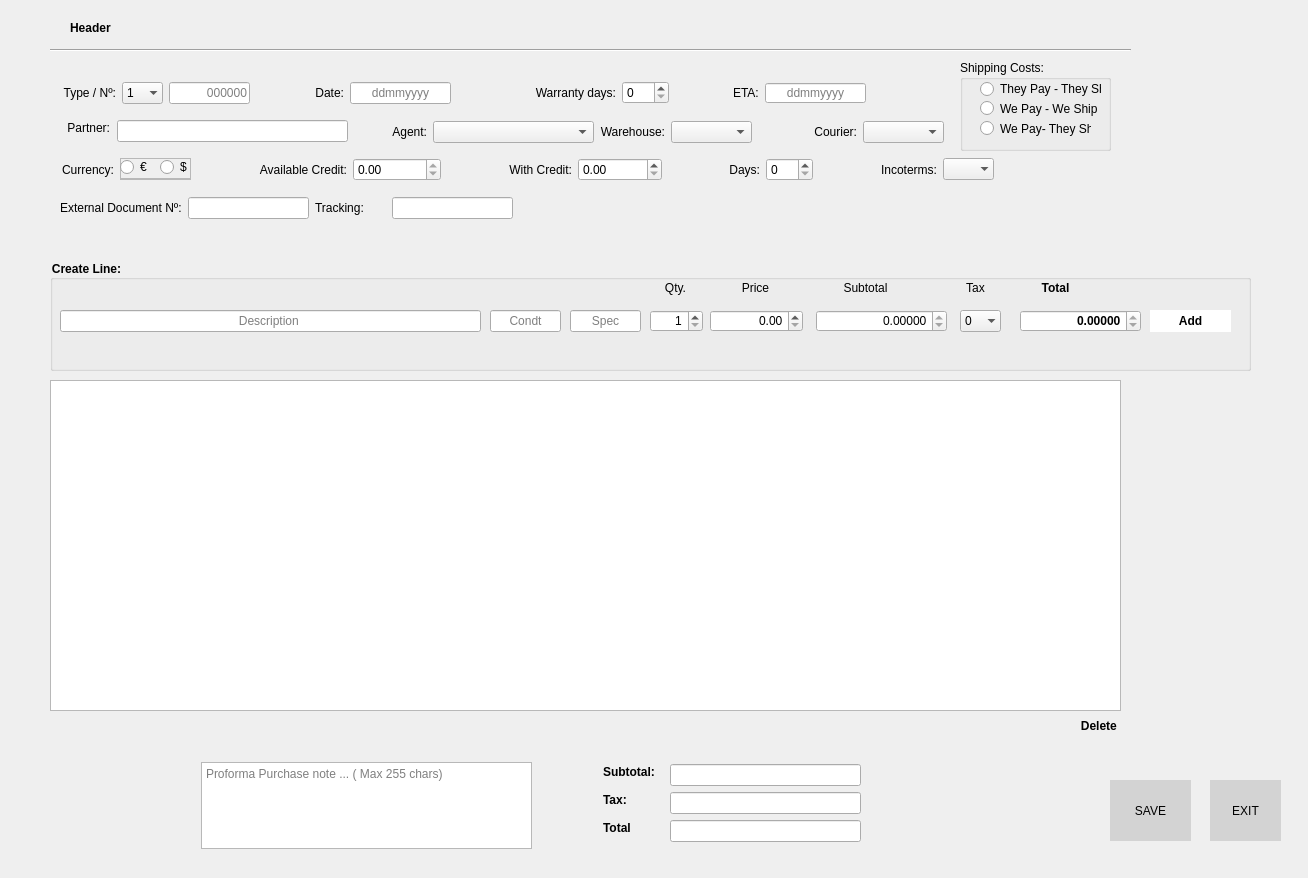
First picture: the form in uis/purchase_proforma_form.ui, repository andrei219/euromedia, before the edit.
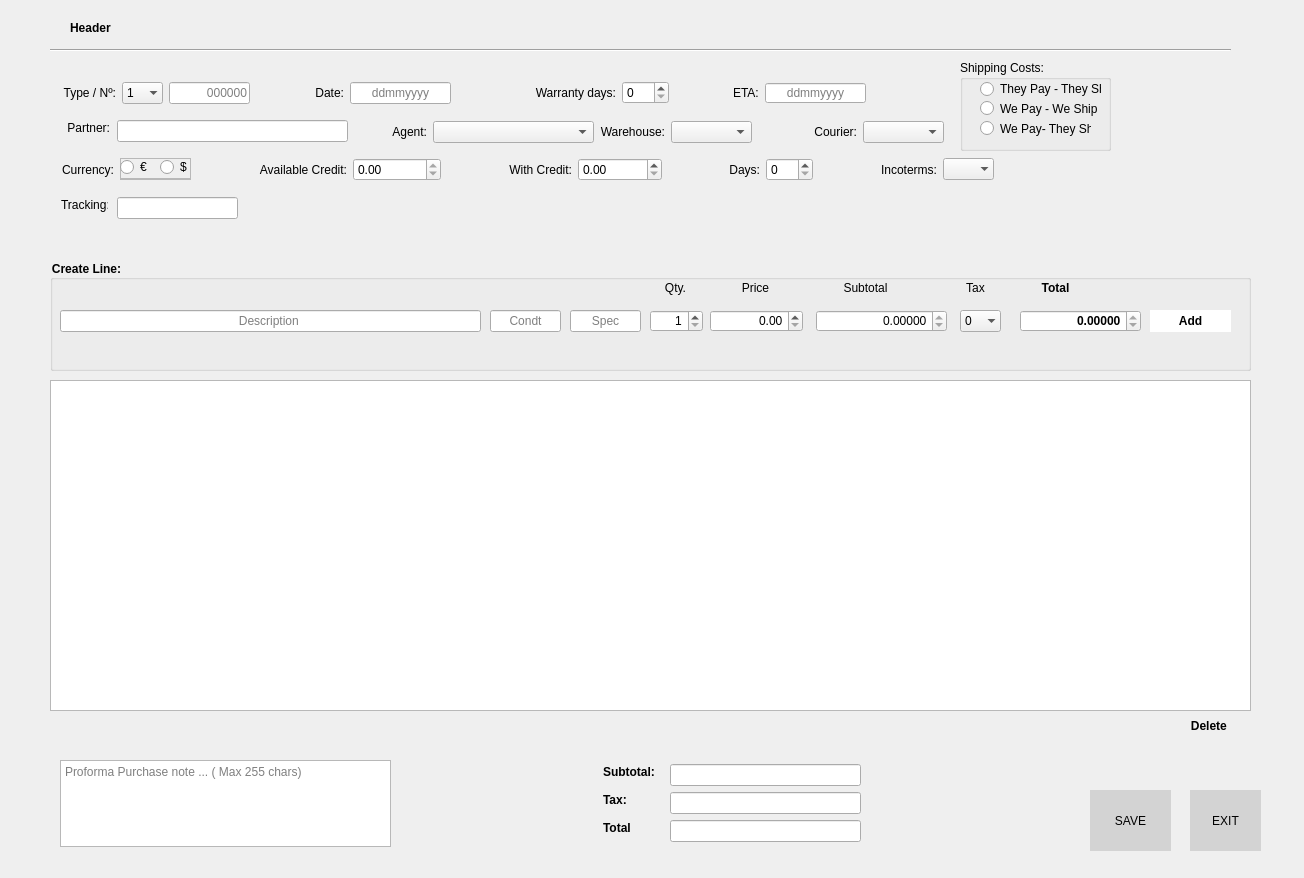
Second picture: the form after the edit. Icons and pictures are not drawn. Custom widgets are drawn as their Qt base class.

Diff of the .ui file:
```diff
--- a/uis/purchase_proforma_form.ui
+++ b/uis/purchase_proforma_form.ui
@@ -9,7 +9,7 @@
    <rect>
     <x>0</x>
     <y>0</y>
-    <width>1308</width>
+    <width>1304</width>
     <height>878</height>
    </rect>
   </property>
@@ -47,7 +47,7 @@
     <rect>
      <x>50</x>
      <y>40</y>
-     <width>1081</width>
+     <width>1181</width>
      <height>20</height>
     </rect>
    </property>
@@ -60,7 +60,7 @@
     <rect>
      <x>50</x>
      <y>380</y>
-     <width>1071</width>
+     <width>1201</width>
      <height>331</height>
     </rect>
    </property>
@@ -71,7 +71,7 @@
   <widget class="QToolButton" name="deleteButton">
    <property name="geometry">
     <rect>
-     <x>1060</x>
+     <x>1170</x>
      <y>710</y>
      <width>81</width>
      <height>31</height>
@@ -97,8 +97,8 @@
   <widget class="QToolButton" name="save_button">
    <property name="geometry">
     <rect>
-     <x>1110</x>
-     <y>780</y>
+     <x>1090</x>
+     <y>790</y>
      <width>81</width>
      <height>61</height>
     </rect>
@@ -126,64 +126,6 @@
     <bool>true</bool>
    </property>
   </widget>
-  <widget class="QWidget" name="layoutWidget">
-   <property name="geometry">
-    <rect>
-     <x>60</x>
-     <y>196</y>
-     <width>453</width>
-     <height>24</height>
-    </rect>
-   </property>
-   <layout class="QGridLayout" name="gridLayout_5">
-    <item row="0" column="0">
-     <widget class="QLabel" name="label_28">
-      <property name="text">
-       <string>External Document Nº:</string>
-      </property>
-     </widget>
-    </item>
-    <item row="0" column="1">
-     <widget class="QLineEdit" name="external_line_edit">
-      <property name="minimumSize">
-       <size>
-        <width>121</width>
-        <height>22</height>
-       </size>
-      </property>
-      <property name="maximumSize">
-       <size>
-        <width>121</width>
-        <height>22</height>
-       </size>
-      </property>
-     </widget>
-    </item>
-    <item row="0" column="2">
-     <widget class="QLabel" name="label_29">
-      <property name="text">
-       <string>Tracking: </string>
-      </property>
-     </widget>
-    </item>
-    <item row="0" column="3">
-     <widget class="QLineEdit" name="tracking_line_edit">
-      <property name="minimumSize">
-       <size>
-        <width>121</width>
-        <height>22</height>
-       </size>
-      </property>
-      <property name="maximumSize">
-       <size>
-        <width>121</width>
-        <height>22</height>
-       </size>
-      </property>
-     </widget>
-    </item>
-   </layout>
-  </widget>
   <widget class="QGroupBox" name="create_line_group">
    <property name="geometry">
     <rect>
@@ -600,8 +542,8 @@
   <widget class="QTextEdit" name="note">
    <property name="geometry">
     <rect>
-     <x>201</x>
-     <y>762</y>
+     <x>60</x>
+     <y>760</y>
      <width>331</width>
      <height>87</height>
     </rect>
@@ -1425,8 +1367,8 @@
   <widget class="QToolButton" name="exit">
    <property name="geometry">
     <rect>
-     <x>1210</x>
-     <y>780</y>
+     <x>1190</x>
+     <y>790</y>
      <width>71</width>
      <height>61</height>
     </rect>
@@ -1486,6 +1428,41 @@
     <string/>
    </property>
   </widget>
+  <widget class="QLineEdit" name="tracking_line_edit">
+   <property name="geometry">
+    <rect>
+     <x>117</x>
+     <y>197</y>
+     <width>121</width>
+     <height>22</height>
+    </rect>
+   </property>
+   <property name="minimumSize">
+    <size>
+     <width>121</width>
+     <height>22</height>
+    </size>
+   </property>
+   <property name="maximumSize">
+    <size>
+     <width>121</width>
+     <height>22</height>
+    </size>
+   </property>
+  </widget>
+  <widget class="QLabel" name="label_29">
+   <property name="geometry">
+    <rect>
+     <x>61</x>
+     <y>197</y>
+     <width>47</width>
+     <height>16</height>
+    </rect>
+   </property>
+   <property name="text">
+    <string>Tracking: </string>
+   </property>
+  </widget>
  </widget>
  <customwidgets>
   <customwidget>
```
Left out of the diff: 3 changed lines with no effect on the pictures.
